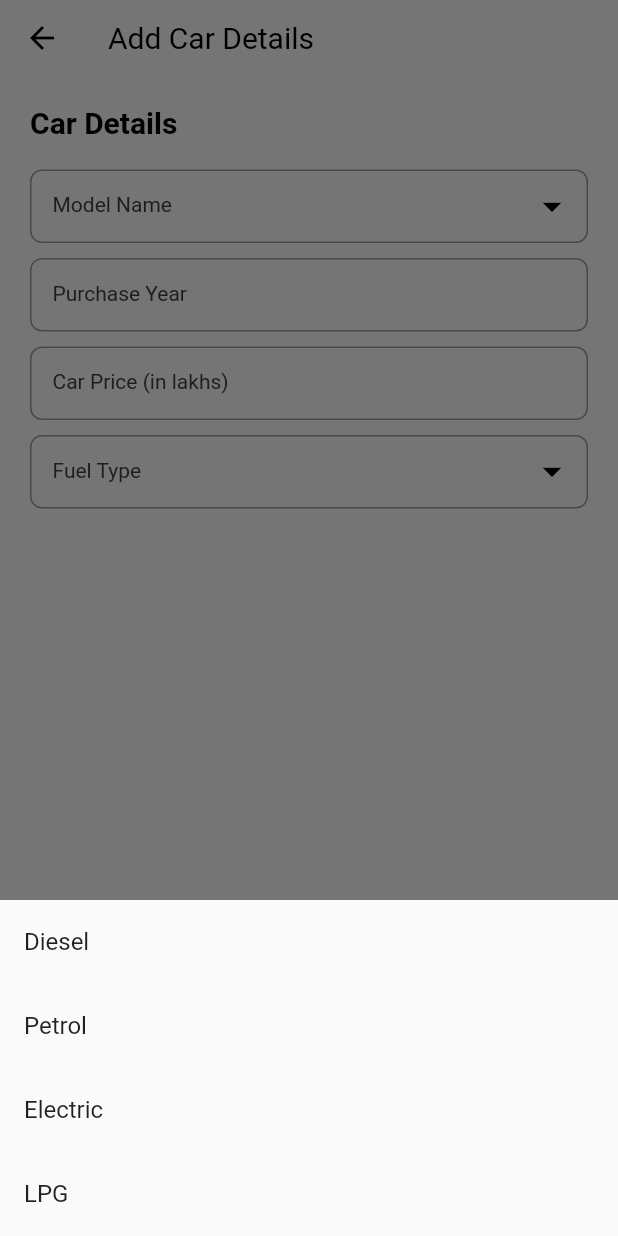
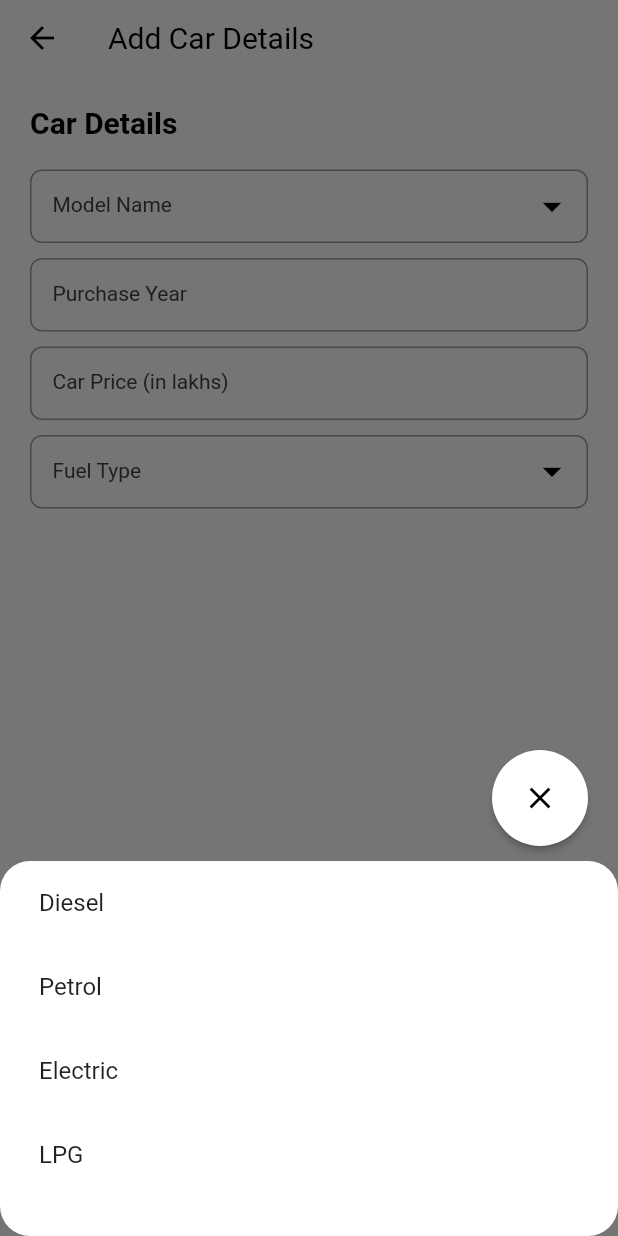
Before and after one commit to yashrajjain726/bechdal_app, a Flutter app: the SellCarForm screen opened by its route, after a tap on "Fuel Type", on a phone screen of 412 x 824 dp. Run offline on Flutter 3.47's test engine with Material 2 defaults, Android fonts, the phone set to English and light mode, and no system bars; our stand-ins replace animated_text_kit, cloud_firestore, csc_picker, email_validator, firebase_auth, firebase_core and 8 more; missing offline and left inert: legacy_progress_dialog, open_mail_app; accounts and stored records are empty; network calls fail.

Commit message:
open bottomsheet design structured and committed

```diff
--- a/lib/constants/functions/functions.widgets.dart
+++ b/lib/constants/functions/functions.widgets.dart
@@ -103,3 +103,58 @@ wrongDetailsAlertBox(String text, BuildContext context) {
         return alert;
       });
 }
+
+openBottomSheet({required BuildContext context,required double height, required Widget child}) {
+  return showModalBottomSheet(
+      backgroundColor: Colors.transparent,
+      enableDrag: false,
+      isDismissible: false,
+      isScrollControlled: true,
+      context: context,
+      builder: (BuildContext context) {
+        return SingleChildScrollView(
+          child: Column(
+            children: [
+              Container(
+                color: Colors.transparent,
+                child: Row(
+                  mainAxisAlignment: MainAxisAlignment.end,
+                  children: [
+                    Padding(
+                      padding: const EdgeInsets.only(right: 20),
+                      child: Container(
+                        margin: EdgeInsets.only(bottom: 10),
+                        child: ElevatedButton(
+                          onPressed: () {
+                            Navigator.pop(context);
+                          },
+                          style: ElevatedButton.styleFrom(
+                            shape: const CircleBorder(),
+                            padding: const EdgeInsets.all(20),
+                            primary: Colors.white,
+                          ),
+                          child: Icon(Icons.close, color: blackColor),
+                        ),
+                      ),
+                    ),
+                  ],
+                ),
+              ),
+              Column(
+                mainAxisSize: MainAxisSize.min,
+                children: [
+                  Container(
+                    height: height,
+                    decoration: BoxDecoration(
+                      borderRadius: BorderRadius.circular(20.0),
+                      color: whiteColor,
+                    ),
+                    child: child,
+                  ),
+                ],
+              ),
+            ],
+          ),
+        );
+      });
+}
--- a/lib/forms/sell_car_form.dart
+++ b/lib/forms/sell_car_form.dart
@@ -1,6 +1,7 @@
 import 'package:bechdal_app/components/bottom_nav_widget.dart';
 import 'package:bechdal_app/components/common_page_widget.dart';
 import 'package:bechdal_app/constants/colors.constants.dart';
+import 'package:bechdal_app/constants/functions/functions.widgets.dart';
 import 'package:bechdal_app/main.dart';
 import 'package:bechdal_app/provider/category_provider.dart';
 import 'package:flutter/material.dart';
@@ -55,48 +56,33 @@ class _SellCarFormState extends State<SellCarForm> {
     );
   }
 
-  Widget _appBar(title, fieldValue) {
-    return AppBar(
-      elevation: 0,
-      backgroundColor: whiteColor,
-      iconTheme: IconThemeData(color: blackColor),
-      automaticallyImplyLeading: false,
-      title: Text(
-        '$title > $fieldValue',
-        style: TextStyle(color: blackColor, fontWeight: FontWeight.normal),
-      ),
-    );
-  }
-
-  _fuelTypeListView(
-      BuildContext context, var categoryProvider, String fieldValue) {
-    return showModalBottomSheet(
+  _fuelTypeListView(BuildContext context) {
+    return openBottomSheet(
         context: context,
-        builder: (BuildContext context) {
-          return ListView.builder(
+        height: 250.00,
+        child: ListView.builder(
             shrinkWrap: true,
             itemCount: _fuelType.length,
             itemBuilder: (BuildContext context, int index) {
               return ListTile(
-                  title: Text(_fuelType[index]),
                 onTap: () {
                   setState(() {
                     _fuelController.text = _fuelType[index];
                   });
                   Navigator.pop(context);
                 },
+                title: Padding(
+                  padding: EdgeInsets.only(left: 10),
+                  child: Text(_fuelType[index]),
+                ),
               );
-              });
-        });
+            }));
   }
 
   _getCarModelList(BuildContext context, var categoryProvider) {
-    return Dialog(
-      child: Column(
-        mainAxisSize: MainAxisSize.min,
-        children: [
-          _appBar(categoryProvider.selectedCategory, 'brands'),
-          Expanded(
+    return openBottomSheet(
+      context: context,
+      height: MediaQuery.of(context).size.height/3,
       child: ListView.builder(
           shrinkWrap: true,
           itemCount: categoryProvider.doc['models'].length,
@@ -109,12 +95,12 @@ class _SellCarFormState extends State<SellCarForm> {
                 });
                 Navigator.pop(context);
               },
-                    title: Text(categoryProvider.doc['models'][index]),
+              title: Padding(
+                padding: EdgeInsets.only(left: 10),
+                child: Text(categoryProvider.doc['models'][index]),
+              ),
             );
           }),
-          ),
-        ],
-      ),
     );
   }
 
@@ -139,13 +125,7 @@ class _SellCarFormState extends State<SellCarForm> {
               height: 20,
             ),
             InkWell(
-              onTap: () {
-                showDialog(
-                    context: context,
-                    builder: (BuildContext context) {
-                      return _getCarModelList(context, categoryProvider);
-                    });
-              },
+              onTap: () => _getCarModelList(context, categoryProvider),
               child: TextFormField(
                   controller: _carModelNameController,
                   validator: (value) {
@@ -174,6 +154,9 @@ class _SellCarFormState extends State<SellCarForm> {
                         fontSize: 14,
                       ),
                       contentPadding: const EdgeInsets.all(15),
+                      border: OutlineInputBorder(
+                          borderRadius: BorderRadius.circular(8),
+                          borderSide: BorderSide(color: disabledColor)),
                       disabledBorder: OutlineInputBorder(
                           borderRadius: BorderRadius.circular(8),
                           borderSide: BorderSide(color: disabledColor)))),
@@ -235,8 +218,7 @@ class _SellCarFormState extends State<SellCarForm> {
             ),
             InkWell(
               onTap: () {
-                _fuelTypeListView(
-                    context, categoryProvider, 'fuel');
+                _fuelTypeListView(context);
               },
               child: TextFormField(
                 controller: _fuelController,
@@ -258,7 +240,9 @@ class _SellCarFormState extends State<SellCarForm> {
                       fontSize: 14,
                     ),
                     contentPadding: const EdgeInsets.all(15),
-
+                    border: OutlineInputBorder(
+                        borderRadius: BorderRadius.circular(8),
+                        borderSide: BorderSide(color: disabledColor)),
                     disabledBorder: OutlineInputBorder(
                         borderRadius: BorderRadius.circular(8),
                         borderSide: BorderSide(color: disabledColor))),
--- a/lib/provider/category_provider.dart
+++ b/lib/provider/category_provider.dart
@@ -10,7 +10,7 @@ class CategoryProvider with ChangeNotifier{
       notifyListeners();
   }
   getCategorySnapshot(snapshot){
-    this.doc = snapshot;
+    doc = snapshot;
     notifyListeners();
   }
 }
```
Also changed, not shown: lib/components/category_widget.dart (+19 -1 lines). Lines whose indentation alone changed are shown as unchanged.
